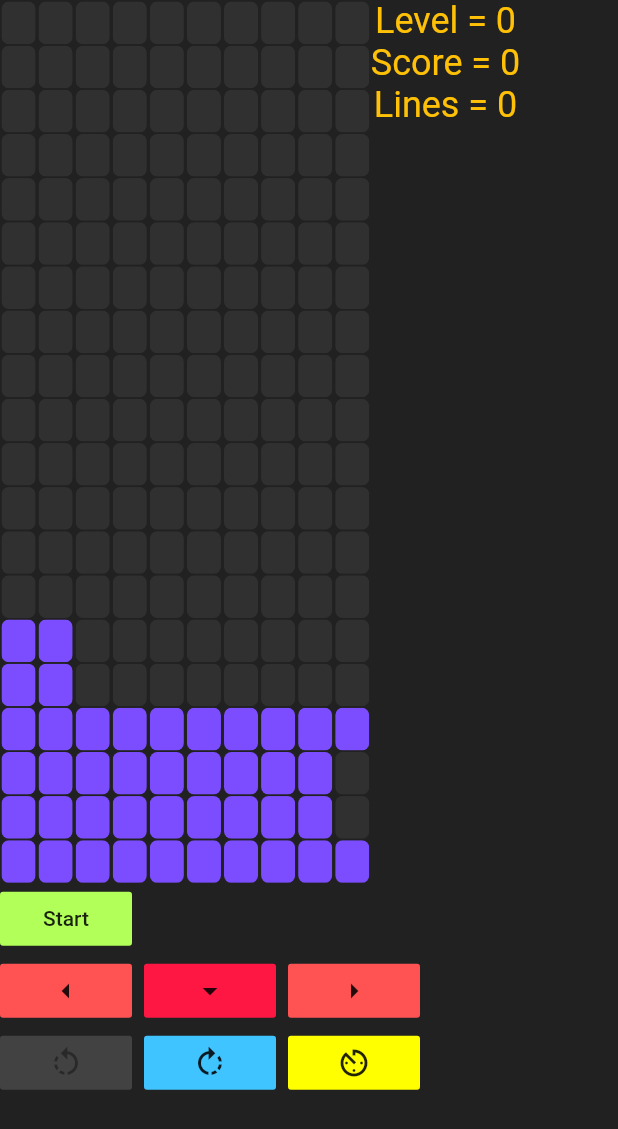
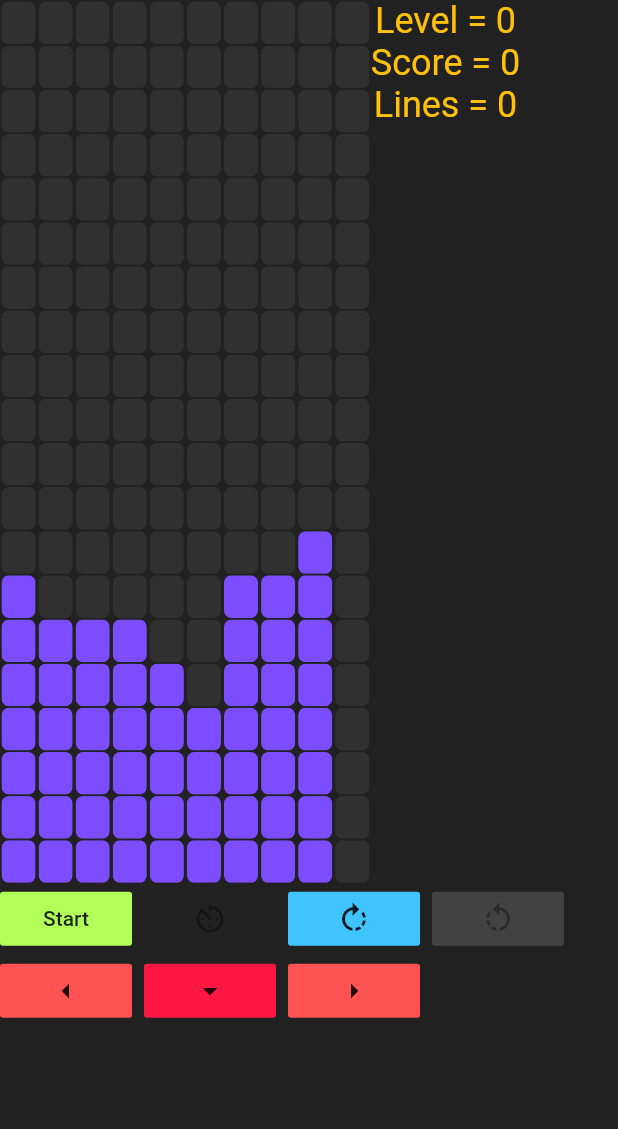
Before and after one commit to beerline/flutter_tetris, a Flutter app: the screen it shows after launch, on a phone screen of 412 x 824 dp. Shown: the top 1129 px of the screen. Run offline on Flutter 3.47's test engine with Material 2 defaults, Android fonts, the phone set to English and light mode, and no system bars; our stand-ins replace get_it.

```diff
--- a/lib/game/play_field.dart
+++ b/lib/game/play_field.dart
@@ -1,3 +1,5 @@
+import 'dart:collection';
+
 import 'package:flutter/material.dart';
 import 'package:fluttertetris/game/block.dart';
 
@@ -11,9 +13,9 @@ abstract class PlayFieldAbstract {
 
   mergeShapeToStack(List<BlockAbstract> blocks);
 
-  removeLinesFromStack(Map<int, List<Block>> lineForRemoving);
+  removeLinesFromStack(SplayTreeMap<int, List<Block>> lineForRemoving);
 
-  Map<int, List<Block>> detectBurningLines();
+  SplayTreeMap<int, List<Block>> detectBurningLines();
 }
 
 class PlayField extends PlayFieldAbstract {
@@ -29,8 +31,8 @@ class PlayField extends PlayFieldAbstract {
         );
 
   @override
-  Map<int, List<Block>> detectBurningLines() {
-    Map<int, List<Block>> blocksInLine = {};
+  SplayTreeMap<int, List<Block>> detectBurningLines() {
+    var  blocksInLine = SplayTreeMap<int, List<Block>>();
 
     blocks.forEach((coordinate, block) {
       final int line = (coordinate / xSize).floor();
@@ -56,7 +58,7 @@ class PlayField extends PlayFieldAbstract {
   }
 
   @override
-  removeLinesFromStack(Map<int, List<Block>> lineForRemoving) {
+  removeLinesFromStack(SplayTreeMap<int, List<Block>> lineForRemoving) {
     lineForRemoving.forEach((line, blockList) {
       for (final b in blockList) {
         // remove line
--- a/lib/main.dart
+++ b/lib/main.dart
@@ -48,16 +48,44 @@ class _MainWidgetState extends State<MainWidget> {
 
     //todo remove moc
     game.playField.mergeShapeToStack([
-      Block(160),
-      Block(161),
-      Block(162),
-      Block(163),
-      Block(164),
-      Block(165),
-      Block(166),
-      Block(167),
-      Block(168),
-      Block(169),
+      Block(140),
+      Block(141),
+      Block(150),
+      Block(151),
+
+      Block(128),
+
+      Block(130),
+//      Block(131),
+//      Block(132),
+//      Block(133),
+//      Block(134),
+//      Block(135),
+      Block(136),
+      Block(137),
+      Block(138),
+
+      Block(180),
+      Block(181),
+      Block(182),
+      Block(183),
+      Block(184),
+      Block(185),
+      Block(186),
+      Block(187),
+      Block(188),
+//      Block(189),
+
+      Block(140),
+      Block(141),
+      Block(142),
+      Block(143),
+//      Block(144),
+//      Block(145),
+      Block(146),
+      Block(147),
+      Block(148),
+
       Block(170),
       Block(171),
       Block(172),
@@ -69,15 +97,31 @@ class _MainWidgetState extends State<MainWidget> {
       Block(178),
 //      Block(179),
 
-      Block(180),
-      Block(181),
-      Block(182),
-      Block(183),
-      Block(184),
-      Block(185),
-      Block(186),
-      Block(187),
-      Block(188),
+      Block(150),
+      Block(151),
+      Block(152),
+      Block(153),
+      Block(154),
+//      Block(155),
+      Block(156),
+      Block(157),
+      Block(158),
+
+
+
+
+
+      Block(160),
+      Block(161),
+      Block(162),
+      Block(163),
+      Block(164),
+      Block(165),
+      Block(166),
+      Block(167),
+      Block(168),
+//      Block(169),
+
       Block(190),
       Block(191),
       Block(192),
@@ -87,12 +131,9 @@ class _MainWidgetState extends State<MainWidget> {
       Block(196),
       Block(197),
       Block(198),
-      Block(199),
+//      Block(199),
 
-      Block(140),
-      Block(141),
-      Block(150),
-      Block(151),
+
     ]);
   }
 
@@ -101,7 +142,7 @@ class _MainWidgetState extends State<MainWidget> {
       game.step();
     });
 
-//    _runTimer(800);
+//    _runTimer(400);
   }
 
   _runTimer(int milliseconds) {
@@ -188,6 +229,28 @@ class _MainWidgetState extends State<MainWidget> {
                           child: Text('Start'),
                           color: Colors.lightGreenAccent,
                         ),
+                        SizedBox(width: 8),
+                        FlatButton(
+                          onPressed: null,
+//                              () {
+//                            _runTimer(100);
+//                          },
+                          child: Icon(Icons.av_timer),
+                          color: Colors.yellowAccent,
+                        ),
+                        SizedBox(width: 8),
+                        FlatButton(
+                          onPressed: _transformClockwise,
+                          child: Icon(Icons.rotate_right),
+                          color: Colors.lightBlueAccent,
+                        ),
+                        SizedBox(width: 8),
+                        FlatButton(
+                          onPressed: null,
+                          child: Icon(Icons.rotate_left),
+                          color: Colors.lightBlueAccent,
+                          disabledColor: Colors.grey[800],
+                        ),
                       ],
                     ),
                     Row(
@@ -213,24 +276,7 @@ class _MainWidgetState extends State<MainWidget> {
                     ),
                     Row(
                       children: [
-                        FlatButton(
-                          onPressed: null,
-                          child: Icon(Icons.rotate_left),
-                          color: Colors.lightBlueAccent,
-                          disabledColor: Colors.grey[800],
-                        ),
-                        SizedBox(width: 8),
-                        FlatButton(
-                          onPressed: _transformClockwise,
-                          child: Icon(Icons.rotate_right),
-                          color: Colors.lightBlueAccent,
-                        ),
-                        SizedBox(width: 8),
-                        FlatButton(
-                          onPressed: (){_runTimer(100);},
-                          child: Icon(Icons.av_timer),
-                          color: Colors.yellowAccent,
-                        ),
+                        SizedBox(),
                       ],
                     ),
                   ],
--- a/pubspec.yaml
+++ b/pubspec.yaml
@@ -28,6 +28,7 @@ dev_dependencies:
   flutter_test:
     sdk: flutter
   get_it: ^4.0.2
+  bloc: ^4.0.0
 
 
 # For information on the generic Dart part of this file, see the
```
